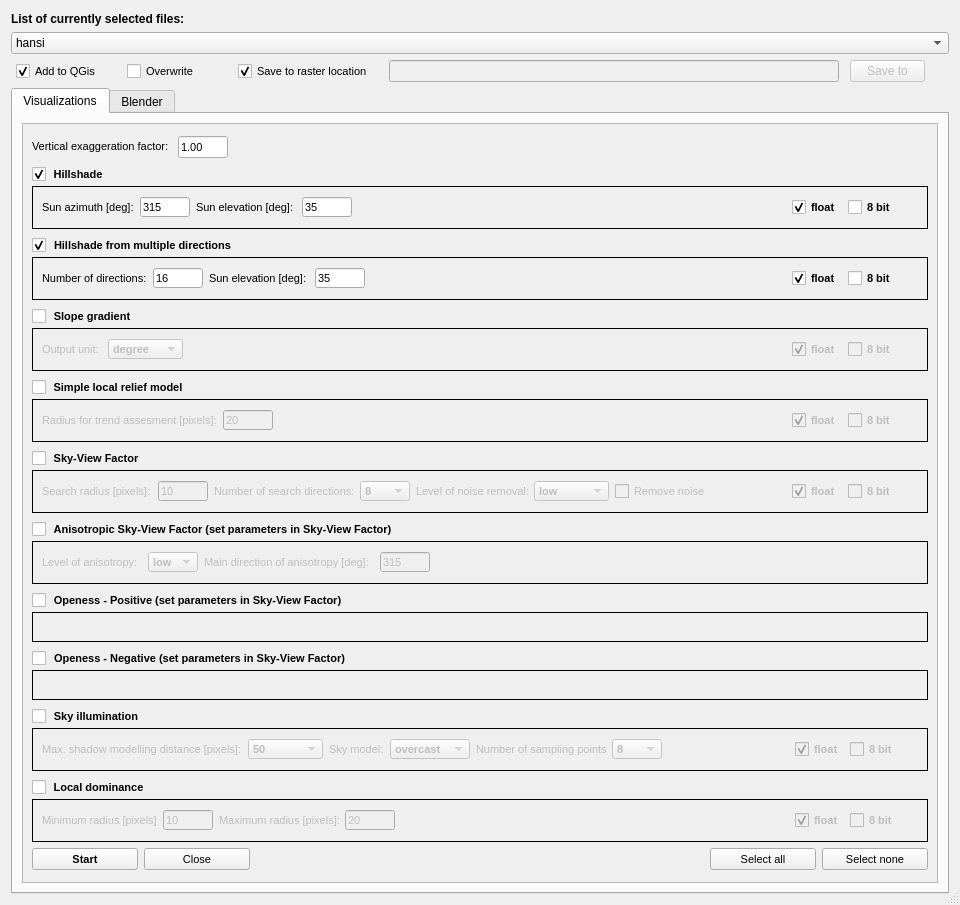
Before: the Qt Designer form zip_build/rvt-qgis/qrvt_dialog_base.ui in EarthObservation/rvt-qgis, drawn with Qt 5.
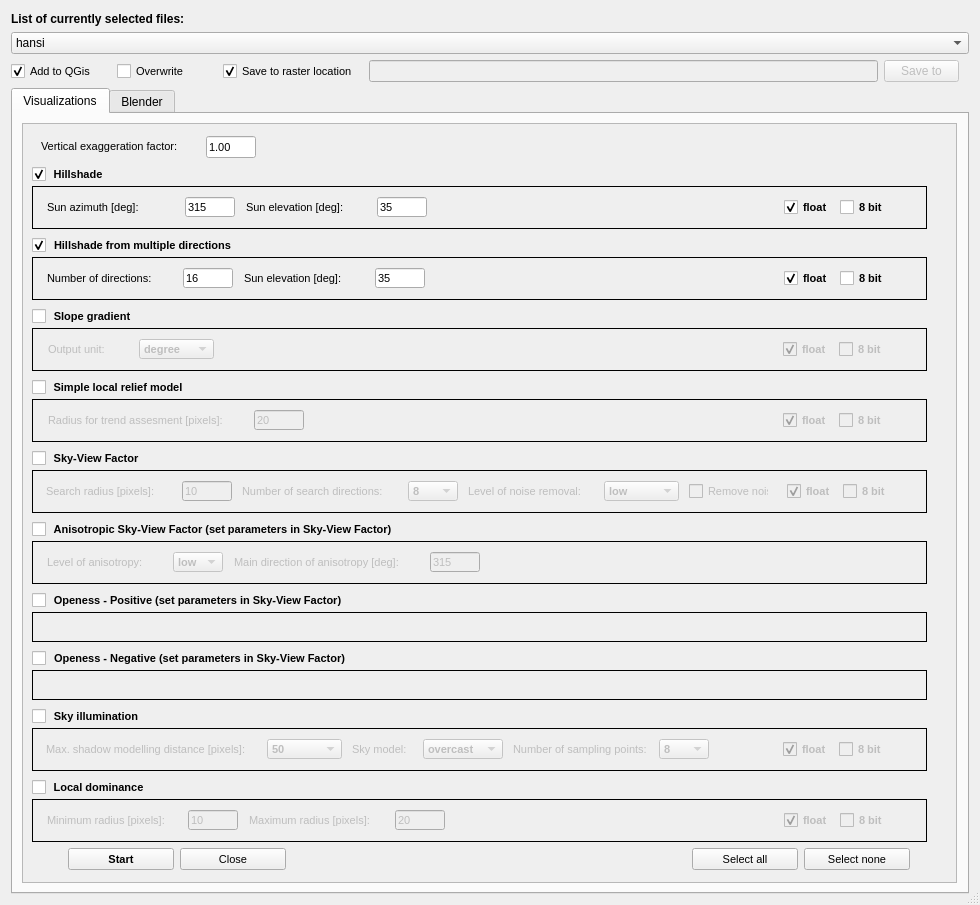
After: the same form once the commit is applied. Custom widgets are drawn as their Qt base class.

```diff
--- a/zip_build/rvt-qgis/qrvt_dialog_base.ui
+++ b/zip_build/rvt-qgis/qrvt_dialog_base.ui
@@ -6,7 +6,7 @@
    <rect>
     <x>0</x>
     <y>0</y>
-    <width>960</width>
+    <width>980</width>
     <height>905</height>
    </rect>
   </property>
@@ -18,14 +18,14 @@
   </property>
   <property name="minimumSize">
    <size>
-    <width>750</width>
+    <width>800</width>
     <height>500</height>
    </size>
   </property>
   <property name="maximumSize">
    <size>
-    <width>2100</width>
-    <height>2520</height>
+    <width>1000</width>
+    <height>1000</height>
    </size>
   </property>
   <property name="acceptDrops">
@@ -101,13 +101,13 @@
        </property>
        <property name="minimumSize">
         <size>
-         <width>0</width>
+         <width>600</width>
          <height>22</height>
         </size>
        </property>
        <property name="maximumSize">
         <size>
-         <width>16777215</width>
+         <width>10000</width>
          <height>22</height>
         </size>
        </property>
@@ -132,7 +132,7 @@
       </widget>
      </item>
      <item>
-      <layout class="QHBoxLayout" name="horizontalLayout" stretch="0,0,0,1,0,0">
+      <layout class="QHBoxLayout" name="horizontalLayout" stretch="1,1,1,1,1,0">
        <property name="sizeConstraint">
         <enum>QLayout::SetDefaultConstraint</enum>
        </property>
@@ -245,13 +245,13 @@
          </property>
          <property name="minimumSize">
           <size>
-           <width>280</width>
+           <width>300</width>
            <height>22</height>
           </size>
          </property>
          <property name="maximumSize">
           <size>
-           <width>450</width>
+           <width>2000</width>
            <height>22</height>
           </size>
          </property>
@@ -291,12 +291,12 @@
           <enum>Qt::Horizontal</enum>
          </property>
          <property name="sizeType">
-          <enum>QSizePolicy::Minimum</enum>
+          <enum>QSizePolicy::Expanding</enum>
          </property>
          <property name="sizeHint" stdset="0">
           <size>
-           <width>15</width>
-           <height>10</height>
+           <width>10</width>
+           <height>0</height>
           </size>
          </property>
         </spacer>
@@ -327,6 +327,18 @@
         <layout class="QVBoxLayout" name="verticalLayout_11">
          <item>
           <widget class="QScrollArea" name="scrollArea">
+           <property name="minimumSize">
+            <size>
+             <width>0</width>
+             <height>0</height>
+            </size>
+           </property>
+           <property name="maximumSize">
+            <size>
+             <width>935</width>
+             <height>1000</height>
+            </size>
+           </property>
            <property name="widgetResizable">
             <bool>true</bool>
            </property>
@@ -335,7 +347,7 @@
              <rect>
               <x>0</x>
               <y>0</y>
-              <width>914</width>
+              <width>916</width>
               <height>760</height>
              </rect>
             </property>
@@ -354,13 +366,13 @@
                    </property>
                    <property name="minimumSize">
                     <size>
-                     <width>140</width>
+                     <width>150</width>
                      <height>22</height>
                     </size>
                    </property>
                    <property name="maximumSize">
                     <size>
-                     <width>140</width>
+                     <width>150</width>
                      <height>22</height>
                     </size>
                    </property>
@@ -411,9 +423,12 @@
                    <property name="orientation">
                     <enum>Qt::Horizontal</enum>
                    </property>
+                   <property name="sizeType">
+                    <enum>QSizePolicy::Fixed</enum>
+                   </property>
                    <property name="sizeHint" stdset="0">
                     <size>
-                     <width>40</width>
+                     <width>682</width>
                      <height>20</height>
                     </size>
                    </property>
@@ -431,13 +446,13 @@
                  </property>
                  <property name="minimumSize">
                   <size>
-                   <width>0</width>
+                   <width>895</width>
                    <height>65</height>
                   </size>
                  </property>
                  <property name="maximumSize">
                   <size>
-                   <width>16777215</width>
+                   <width>895</width>
                    <height>65</height>
                   </size>
                  </property>
@@ -472,7 +487,7 @@
                  <property name="checked">
                   <bool>true</bool>
                  </property>
-                 <layout class="QHBoxLayout" name="horizontalLayout_8" stretch="0,0,2,0,0">
+                 <layout class="QHBoxLayout" name="horizontalLayout_8" stretch="0,0,0,0,0">
                   <item>
                    <layout class="QHBoxLayout" name="horizontalLayout_49">
                     <item>
@@ -485,13 +500,13 @@
                       </property>
                       <property name="minimumSize">
                        <size>
-                        <width>92</width>
+                        <width>132</width>
                         <height>20</height>
                        </size>
                       </property>
                       <property name="maximumSize">
                        <size>
-                        <width>92</width>
+                        <width>132</width>
                         <height>20</height>
                        </size>
                       </property>
@@ -571,13 +586,13 @@
                       </property>
                       <property name="minimumSize">
                        <size>
-                        <width>100</width>
+                        <width>125</width>
                         <height>20</height>
                        </size>
                       </property>
                       <property name="maximumSize">
                        <size>
-                        <width>100</width>
+                        <width>125</width>
                         <height>20</height>
                        </size>
                       </property>
@@ -650,9 +665,12 @@
                     <property name="orientation">
                      <enum>Qt::Horizontal</enum>
                     </property>
+                    <property name="sizeType">
+                     <enum>QSizePolicy::Fixed</enum>
+                    </property>
                     <property name="sizeHint" stdset="0">
                      <size>
-                      <width>40</width>
+                      <width>346</width>
                       <height>20</height>
                      </size>
                     </property>
@@ -757,13 +775,13 @@
                  </property>
                  <property name="minimumSize">
                   <size>
-                   <width>0</width>
+                   <width>895</width>
                    <height>65</height>
                   </size>
                  </property>
                  <property name="maximumSize">
                   <size>
-                   <width>16777215</width>
+                   <width>895</width>
                    <height>65</height>
                   </size>
                  </property>
@@ -789,7 +807,7 @@
                  <property name="checked">
                   <bool>true</bool>
                  </property>
-                 <layout class="QHBoxLayout" name="horizontalLayout_12" stretch="0,0,2,0,0">
+                 <layout class="QHBoxLayout" name="horizontalLayout_12" stretch="0,0,0,0,0">
                   <item>
                    <layout class="QHBoxLayout" name="horizontalLayout_51">
                     <item>
@@ -802,13 +820,13 @@
                       </property>
                       <property name="minimumSize">
                        <size>
-                        <width>105</width>
+                        <width>130</width>
                         <height>20</height>
                        </size>
                       </property>
                       <property name="maximumSize">
                        <size>
-                        <width>105</width>
+                        <width>130</width>
                         <height>20</height>
                        </size>
                       </property>
@@ -888,13 +906,13 @@
                       </property>
                       <property name="minimumSize">
                        <size>
-                        <width>100</width>
+                        <width>125</width>
                         <height>20</height>
                        </size>
                       </property>
                       <property name="maximumSize">
                        <size>
-                        <width>100</width>
+                        <width>125</width>
                         <height>20</height>
                        </size>
                       </property>
@@ -967,9 +985,12 @@
                     <property name="orientation">
                      <enum>Qt::Horizontal</enum>
                     </property>
+                    <property name="sizeType">
+                     <enum>QSizePolicy::Fixed</enum>
+                    </property>
                     <property name="sizeHint" stdset="0">
                      <size>
-                      <width>40</width>
+                      <width>348</width>
                       <height>20</height>
                      </size>
                     </property>
@@ -1074,13 +1095,13 @@
                  </property>
                  <property name="minimumSize">
                   <size>
-                   <width>0</width>
+                   <width>895</width>
                    <height>65</height>
                   </size>
                  </property>
                  <property name="maximumSize">
                   <size>
-                   <width>16777215</width>
+                   <width>895</width>
                    <height>65</height>
                   </size>
                  </property>
@@ -1106,7 +1127,7 @@
                  <property name="checked">
                   <bool>false</bool>
                  </property>
-                 <layout class="QHBoxLayout" name="horizontalLayout_19" stretch="0,2,0,0">
+                 <layout class="QHBoxLayout" name="horizontalLayout_19" stretch="0,0,0,0">
                   <item>
                    <layout class="QHBoxLayout" name="horizontalLayout_47">
                     <item>
@@ -1119,13 +1140,13 @@
                       </property>
                       <property name="minimumSize">
                        <size>
-                        <width>60</width>
+                        <width>85</width>
                         <height>20</height>
                        </size>
                       </property>
                       <property name="maximumSize">
                        <size>
-                        <width>60</width>
+                        <width>85</width>
                         <height>20</height>
                        </size>
                       </property>
@@ -1193,9 +1214,12 @@
                     <property name="orientation">
                      <enum>Qt::Horizontal</enum>
                     </property>
+                    <property name="sizeType">
+                     <enum>QSizePolicy::Fixed</enum>
+                    </property>
                     <property name="sizeHint" stdset="0">
                      <size>
-                      <width>40</width>
+                      <width>557</width>
                       <height>20</height>
                      </size>
                     </property>
@@ -1250,6 +1274,12 @@
                         <height>20</height>
                        </size>
                       </property>
+                      <property name="maximumSize">
+                       <size>
+                        <width>50</width>
+                        <height>20</height>
+                       </size>
+                      </property>
                       <property name="font">
                        <font>
                         <pointsize>8</pointsize>
@@ -1294,13 +1324,13 @@
                  </property>
                  <property name="minimumSize">
                   <size>
-                   <width>0</width>
+                   <width>895</width>
                    <height>65</height>
                   </size>
                  </property>
                  <property name="maximumSize">
                   <size>
-                   <width>16777215</width>
+                   <width>895</width>
                    <height>65</height>
                   </size>
                  </property>
@@ -1326,7 +1356,7 @@
                  <property name="checked">
                   <bool>false</bool>
                  </property>
-                 <layout class="QHBoxLayout" name="horizontalLayout_17" stretch="0,2,0,0">
+                 <layout class="QHBoxLayout" name="horizontalLayout_17" stretch="0,0,0,0">
                   <item>
                    <layout class="QHBoxLayout" name="horizontalLayout_46">
                     <item>
@@ -1339,13 +1369,13 @@
                       </property>
                       <property name="minimumSize">
                        <size>
-                        <width>175</width>
+                        <width>200</width>
                         <height>20</height>
                        </size>
                       </property>
                       <property name="maximumSize">
                        <size>
-                        <width>175</width>
+                        <width>200</width>
                         <height>20</height>
                        </size>
                       </property>
@@ -1418,9 +1448,12 @@
                     <property name="orientation">
                      <enum>Qt::Horizontal</enum>
                     </property>
+                    <property name="sizeType">
+                     <enum>QSizePolicy::Fixed</enum>
+                    </property>
                     <property name="sizeHint" stdset="0">
                      <size>
-                      <width>40</width>
+                      <width>467</width>
                       <height>20</height>
                      </size>
                     </property>
@@ -1525,13 +1558,13 @@
                  </property>
                  <property name="minimumSize">
                   <size>
-                   <width>0</width>
+                   <width>895</width>
                    <height>65</height>
                   </size>
                  </property>
                  <property name="maximumSize">
                   <size>
-                   <width>16777215</width>
+                   <width>895</width>
                    <height>65</height>
                   </size>
                  </property>
@@ -1560,7 +1593,7 @@
                  <property name="checked">
                   <bool>false</bool>
                  </property>
-                 <layout class="QHBoxLayout" name="horizontalLayout_18" stretch="0,0,0,0,2,0,0">
+                 <layout class="QHBoxLayout" name="horizontalLayout_18" stretch="0,0,0,0,0,0,0">
                   <item>
                    <layout class="QHBoxLayout" name="horizontalLayout_43">
                     <item>
@@ -1573,13 +1606,13 @@
                       </property>
                       <property name="minimumSize">
                        <size>
-                        <width>110</width>
+                        <width>130</width>
                         <height>20</height>
                        </size>
                       </property>
                       <property name="maximumSize">
                        <size>
-                        <width>110</width>
+                        <width>130</width>
                         <height>20</height>
                        </size>
                       </property>
@@ -1659,13 +1692,13 @@
                       </property>
                       <property name="minimumSize">
                        <size>
-                        <width>140</width>
+                        <width>160</width>
                         <height>20</height>
                        </size>
                       </property>
                       <property name="maximumSize">
                        <size>
-                        <width>140</width>
+                        <width>160</width>
                         <height>20</height>
                        </size>
                       </property>
@@ -1743,13 +1776,13 @@
                       </property>
                       <property name="minimumSize">
                        <size>
-                        <width>112</width>
+                        <width>130</width>
                         <height>20</height>
                        </size>
                       </property>
                       <property name="maximumSize">
                        <size>
-                        <width>112</width>
+                        <width>130</width>
                         <height>20</height>
                        </size>
                       </property>
@@ -1822,13 +1855,13 @@
                     </property>
                     <property name="minimumSize">
                      <size>
-                      <width>90</width>
+                      <width>80</width>
                       <height>20</height>
                      </size>
                     </property>
                     <property name="maximumSize">
                      <size>
-                      <width>90</width>
+                      <width>80</width>
                       <height>20</height>
                      </size>
                     </property>
@@ -1852,9 +1885,12 @@
                     <property name="orientation">
                      <enum>Qt::Horizontal</enum>
                     </property>
+                    <property name="sizeType">
+                     <enum>QSizePolicy::Fixed</enum>
+                    </property>
                     <property name="sizeHint" stdset="0">
                      <size>
-                      <width>40</width>
+                      <width>8</width>
                       <height>20</height>
                      </size>
                     </property>
@@ -1959,13 +1995,13 @@
                  </property>
                  <property name="minimumSize">
                   <size>
-                   <width>0</width>
+                   <width>895</width>
                    <height>65</height>
                   </size>
                  </property>
                  <property name="maximumSize">
                   <size>
-                   <width>16777215</width>
+                   <width>895</width>
                    <height>65</height>
                   </size>
                  </property>
@@ -1991,7 +2027,7 @@
                  <property name="checked">
                   <bool>false</bool>
                  </property>
-                 <layout class="QHBoxLayout" name="horizontalLayout_11" stretch="0,0,1">
+                 <layout class="QHBoxLayout" name="horizontalLayout_11" stretch="0,0,0">
                   <item>
                    <layout class="QHBoxLayout" name="horizontalLayout_53">
                     <item>
@@ -2004,13 +2040,13 @@
                       </property>
                       <property name="minimumSize">
                        <size>
-                        <width>100</width>
+                        <width>120</width>
                         <height>20</height>
                        </size>
                       </property>
                       <property name="maximumSize">
                        <size>
-                        <width>100</width>
+                        <width>120</width>
                         <height>20</height>
                        </size>
                       </property>
@@ -2080,13 +2116,13 @@
                       </property>
                       <property name="minimumSize">
                        <size>
-                        <width>170</width>
+                        <width>190</width>
                         <height>20</height>
                        </size>
                       </property>
                       <property name="maximumSize">
                        <size>
-                        <width>170</width>
+                        <width>190</width>
                         <height>20</height>
                        </size>
                       </property>
@@ -2159,9 +2195,12 @@
                     <property name="orientation">
                      <enum>Qt::Horizontal</enum>
                     </property>
+                    <property name="sizeType">
+                     <enum>QSizePolicy::Fixed</enum>
+                    </property>
                     <property name="sizeHint" stdset="0">
                      <size>
-                      <width>40</width>
+                      <width>430</width>
                       <height>20</height>
                      </size>
                     </property>
@@ -2176,20 +2215,20 @@
                   <bool>true</bool>
                  </property>
                  <property name="sizePolicy">
-                  <sizepolicy hsizetype="MinimumExpanding" vsizetype="MinimumExpanding">
+                  <sizepolicy hsizetype="Preferred" vsizetype="Preferred">
                    <horstretch>0</horstretch>
                    <verstretch>0</verstretch>
                   </sizepolicy>
                  </property>
                  <property name="minimumSize">
                   <size>
-                   <width>0</width>
+                   <width>895</width>
                    <height>52</height>
                   </size>
                  </property>
                  <property name="maximumSize">
                   <size>
-                   <width>16777215</width>
+                   <width>895</width>
                    <height>52</height>
                   </size>
                  </property>
@@ -2224,20 +2263,20 @@
                   <bool>true</bool>
                  </property>
                  <property name="sizePolicy">
-                  <sizepolicy hsizetype="MinimumExpanding" vsizetype="MinimumExpanding">
+                  <sizepolicy hsizetype="Preferred" vsizetype="Preferred">
                    <horstretch>0</horstretch>
                    <verstretch>0</verstretch>
                   </sizepolicy>
                  </property>
                  <property name="minimumSize">
                   <size>
-                   <width>0</width>
+                   <width>895</width>
                    <height>52</height>
                   </size>
                  </property>
                  <property name="maximumSize">
                   <size>
-                   <width>16777215</width>
+                   <width>895</width>
                    <height>52</height>
                   </size>
                  </property>
@@ -2272,20 +2311,20 @@
                   <bool>true</bool>
                  </property>
                  <property name="sizePolicy">
-                  <sizepolicy hsizetype="MinimumExpanding" vsizetype="MinimumExpanding">
+                  <sizepolicy hsizetype="Preferred" vsizetype="Preferred">
                    <horstretch>0</horstretch>
                    <verstretch>0</verstretch>
                   </sizepolicy>
                  </property>
                  <property name="minimumSize">
                   <size>
-                   <width>0</width>
+                   <width>895</width>
                    <height>65</height>
                   </size>
                  </property>
                  <property name="maximumSize">
                   <size>
-                   <width>16777215</width>
+                   <width>895</width>
                    <height>65</height>
                   </size>
                  </property>
@@ -2311,7 +2350,7 @@
                  <property name="checked">
                   <bool>false</bool>
                  </property>
-                 <layout class="QHBoxLayout" name="horizontalLayout_13" stretch="0,0,0,2,0,0">
+                 <layout class="QHBoxLayout" name="horizontalLayout_13" stretch="0,0,0,0,0,0">
                   <item>
                    <layout class="QHBoxLayout" name="horizontalLayout_2">
                     <item>
@@ -2324,13 +2363,13 @@
                       </property>
                       <property name="minimumSize">
                        <size>
-                        <width>200</width>
+                        <width>215</width>
                         <height>20</height>
                        </size>
                       </property>
                       <property name="maximumSize">
                        <size>
-                        <width>200</width>
+                        <width>205</width>
                         <height>20</height>
                        </size>
                       </property>
@@ -2410,13 +2449,13 @@
                       </property>
                       <property name="minimumSize">
                        <size>
-                        <width>55</width>
+                        <width>65</width>
                         <height>20</height>
                        </size>
                       </property>
                       <property name="maximumSize">
                        <size>
-                        <width>55</width>
+                        <width>60</width>
                         <height>20</height>
                        </size>
                       </property>
@@ -2486,13 +2525,13 @@
                       </property>
                       <property name="minimumSize">
                        <size>
-                        <width>130</width>
+                        <width>140</width>
                         <height>20</height>
                        </size>
                       </property>
                       <property name="maximumSize">
                        <size>
-                        <width>130</width>
+                        <width>140</width>
                         <height>20</height>
                        </size>
                       </property>
@@ -2570,9 +2609,12 @@
                     <property name="orientation">
                      <enum>Qt::Horizontal</enum>
                     </property>
+                    <property name="sizeType">
+                     <enum>QSizePolicy::Fixed</enum>
+                    </property>
                     <property name="sizeHint" stdset="0">
                      <size>
-                      <width>40</width>
+                      <width>64</width>
                       <height>20</height>
                      </size>
                     </property>
@@ -2588,6 +2630,18 @@
                         <verstretch>0</verstretch>
                        </sizepolicy>
                       </property>
+                      <property name="minimumSize">
+                       <size>
+                        <width>50</width>
+                        <height>20</height>
+                       </size>
+                      </property>
+                      <property name="maximumSize">
+                       <size>
+                        <width>50</width>
+                        <height>20</height>
+                       </size>
+                      </property>
                       <property name="font">
                        <font>
                         <pointsize>8</pointsize>
@@ -2609,6 +2663,18 @@
                         <verstretch>0</verstretch>
                        </sizepolicy>
                       </property>
+                      <property name="minimumSize">
+                       <size>
+                        <width>50</width>
+                        <height>20</height>
+                       </size>
+                      </property>
+                      <property name="maximumSize">
+                       <size>
+                        <width>50</width>
+                        <height>20</height>
+                       </size>
+                      </property>
                       <property name="font">
                        <font>
                         <pointsize>8</pointsize>
@@ -2646,20 +2712,20 @@
                   <bool>true</bool>
                  </property>
                  <property name="sizePolicy">
-                  <sizepolicy hsizetype="MinimumExpanding" vsizetype="MinimumExpanding">
+                  <sizepolicy hsizetype="Preferred" vsizetype="Preferred">
                    <horstretch>0</horstretch>
                    <verstretch>0</verstretch>
                   </sizepolicy>
                  </property>
                  <property name="minimumSize">
                   <size>
-                   <width>0</width>
+                   <width>895</width>
                    <height>65</height>
                   </size>
                  </property>
                  <property name="maximumSize">
                   <size>
-                   <width>16777215</width>
+                   <width>895</width>
                    <height>65</height>
                   </size>
                  </property>
@@ -2688,7 +2754,7 @@
                  <property name="checked">
                   <bool>false</bool>
                  </property>
-                 <layout class="QHBoxLayout" name="horizontalLayout_15" stretch="0,0,2,0,0">
+                 <layout class="QHBoxLayout" name="horizontalLayout_15" stretch="0,0,0,0,0">
                   <item>
                    <layout class="QHBoxLayout" name="horizontalLayout_40">
                     <item>
@@ -2701,13 +2767,13 @@
                       </property>
                       <property name="minimumSize">
                        <size>
-                        <width>115</width>
+                        <width>135</width>
                         <height>20</height>
                        </size>
                       </property>
                       <property name="maximumSize">
                        <size>
-                        <width>115</width>
+                        <width>135</width>
                         <height>20</height>
                        </size>
                       </property>
@@ -2787,13 +2853,13 @@
                       </property>
                       <property name="minimumSize">
                        <size>
-                        <width>120</width>
+                        <width>140</width>
                         <height>20</height>
                        </size>
                       </property>
                       <property name="maximumSize">
                        <size>
-                        <width>120</width>
+                        <width>140</width>
                         <height>20</height>
                        </size>
                       </property>
@@ -2866,9 +2932,12 @@
                     <property name="orientation">
                      <enum>Qt::Horizontal</enum>
                     </property>
+                    <property name="sizeType">
+                     <enum>QSizePolicy::Fixed</enum>
+                    </property>
                     <property name="sizeHint" stdset="0">
                      <size>
-                      <width>40</width>
+                      <width>328</width>
                       <height>20</height>
                      </size>
                     </property>
@@ -2884,6 +2953,18 @@
                         <verstretch>0</verstretch>
                        </sizepolicy>
                       </property>
+                      <property name="minimumSize">
+                       <size>
+                        <width>50</width>
+                        <height>20</height>
+                       </size>
+                      </property>
+                      <property name="maximumSize">
+                       <size>
+                        <width>50</width>
+                        <height>20</height>
+                       </size>
+                      </property>
                       <property name="font">
                        <font>
                         <pointsize>8</pointsize>
@@ -2905,6 +2986,18 @@
                         <verstretch>0</verstretch>
                        </sizepolicy>
                       </property>
+                      <property name="minimumSize">
+                       <size>
+                        <width>50</width>
+                        <height>20</height>
+                       </size>
+                      </property>
+                      <property name="maximumSize">
+                       <size>
+                        <width>50</width>
+                        <height>20</height>
+                       </size>
+                      </property>
                       <property name="font">
                        <font>
                         <pointsize>8</pointsize>
@@ -2937,7 +3030,20 @@
                 </widget>
                </item>
                <item>
-                <layout class="QHBoxLayout" name="horizontalLayout_5" stretch="1,2,1">
+                <layout class="QHBoxLayout" name="horizontalLayout_5" stretch="0,1,2,1,0">
+                 <item>
+                  <spacer name="horizontalSpacer_18">
+                   <property name="orientation">
+                    <enum>Qt::Horizontal</enum>
+                   </property>
+                   <property name="sizeHint" stdset="0">
+                    <size>
+                     <width>40</width>
+                     <height>20</height>
+                    </size>
+                   </property>
+                  </spacer>
+                 </item>
                  <item>
                   <layout class="QHBoxLayout" name="horizontalLayout_54">
                    <item>
@@ -3015,9 +3121,12 @@
                    <property name="orientation">
                     <enum>Qt::Horizontal</enum>
                    </property>
+                   <property name="sizeType">
+                    <enum>QSizePolicy::Fixed</enum>
+                   </property>
                    <property name="sizeHint" stdset="0">
                     <size>
-                     <width>40</width>
+                     <width>400</width>
                      <height>20</height>
                     </size>
                    </property>
@@ -3096,6 +3205,19 @@
                    </item>
                   </layout>
                  </item>
+                 <item>
+                  <spacer name="horizontalSpacer_24">
+                   <property name="orientation">
+                    <enum>Qt::Horizontal</enum>
+                   </property>
+                   <property name="sizeHint" stdset="0">
+                    <size>
+                     <width>40</width>
+                     <height>20</height>
+                    </size>
+                   </property>
+                  </spacer>
+                 </item>
                 </layout>
                </item>
               </layout>
```
Left out of the diff: 66 changed lines with no effect on the pictures.
